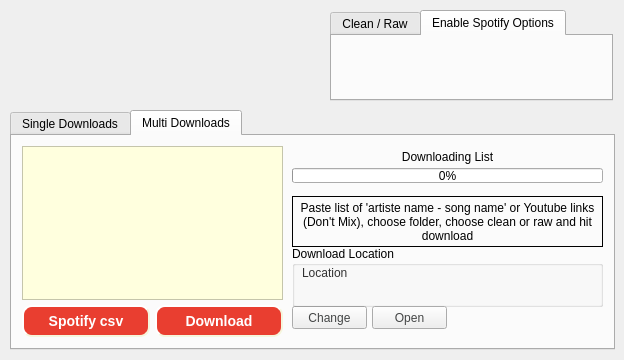
Before: the Qt Designer form MainUiWindow.ui in ktappdev/YTDownloader_PYQT5, drawn with Qt 5.
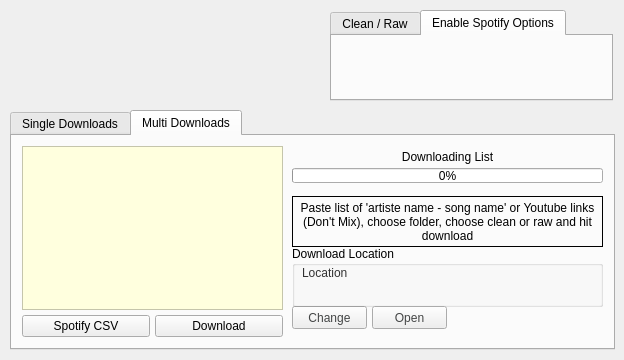
After: the same form once the commit is applied. Icons and pictures are not drawn.

Diff of the .ui file:
```diff
--- a/MainUiWindow.ui
+++ b/MainUiWindow.ui
@@ -499,18 +499,20 @@
          <item>
           <widget class="QPushButton" name="spotify_button">
            <property name="styleSheet">
-            <string notr="true">
-background-color: rgb(233, 62, 48);
-    border-style: outset;
-    border-width: 2px;
-    border-radius: 10px;
-    border-color: beige;
-    font: bold 14px;
-    padding: 6px;
-color: rgb(255, 255, 255);</string>
+            <string notr="true"/>
            </property>
            <property name="text">
-            <string>Spotify csv</string>
+            <string>Spotify CSV</string>
+           </property>
+           <property name="icon">
+            <iconset>
+             <normaloff>spotify_icon.png</normaloff>spotify_icon.png</iconset>
+           </property>
+           <property name="iconSize">
+            <size>
+             <width>24</width>
+             <height>24</height>
+            </size>
            </property>
           </widget>
          </item>
@@ -524,26 +526,27 @@
            </property>
            <property name="font">
             <font>
-             <pointsize>-1</pointsize>
-             <weight>75</weight>
+             <weight>50</weight>
              <italic>false</italic>
-             <bold>true</bold>
+             <bold>false</bold>
             </font>
            </property>
            <property name="styleSheet">
-            <string notr="true">
-background-color: rgb(233, 62, 48);
-    border-style: outset;
-    border-width: 2px;
-    border-radius: 10px;
-    border-color: beige;
-    font: bold 14px;
-    padding: 6px;
-color: rgb(255, 255, 255);</string>
+            <string notr="true"/>
            </property>
            <property name="text">
             <string>Download</string>
            </property>
+           <property name="icon">
+            <iconset>
+             <normaloff>youtube_button_logo.png</normaloff>youtube_button_logo.png</iconset>
+           </property>
+           <property name="iconSize">
+            <size>
+             <width>24</width>
+             <height>24</height>
+            </size>
+           </property>
            <property name="default">
             <bool>false</bool>
            </property>
```
Left out of the diff: 33 changed lines with no effect on the pictures.
